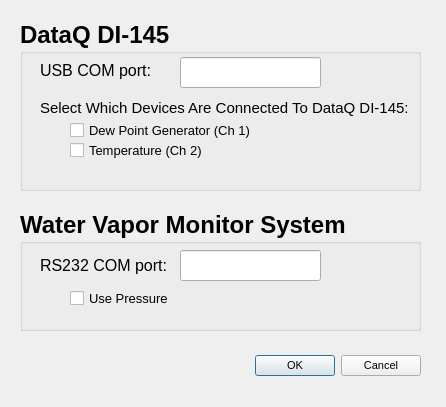
jbaviation/humidity_cart, file GUIs/setup_GUI.ui: the form before one commit.
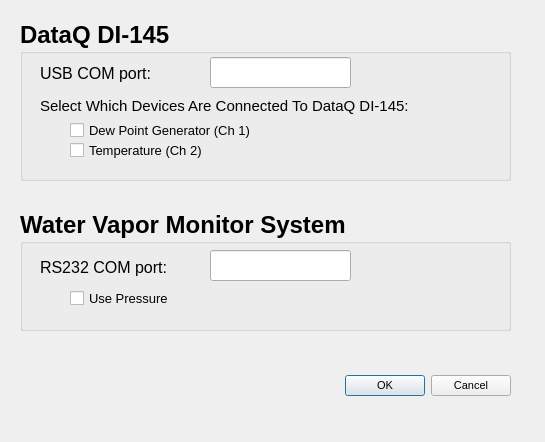
The form after the commit.

The edit to the form file:
```diff
--- a/GUIs/setup_GUI.ui
+++ b/GUIs/setup_GUI.ui
@@ -6,8 +6,8 @@
    <rect>
     <x>0</x>
     <y>0</y>
-    <width>446</width>
-    <height>407</height>
+    <width>545</width>
+    <height>442</height>
    </rect>
   </property>
   <property name="windowTitle">
@@ -16,8 +16,8 @@
   <widget class="QDialogButtonBox" name="buttonBox">
    <property name="geometry">
     <rect>
-     <x>80</x>
-     <y>350</y>
+     <x>170</x>
+     <y>370</y>
      <width>341</width>
      <height>32</height>
     </rect>
@@ -39,8 +39,8 @@
     <rect>
      <x>20</x>
      <y>20</y>
-     <width>401</width>
-     <height>171</height>
+     <width>491</width>
+     <height>161</height>
     </rect>
    </property>
    <property name="font">
@@ -57,9 +57,9 @@
     <property name="geometry">
      <rect>
       <x>20</x>
-      <y>80</y>
-      <width>381</width>
-      <height>16</height>
+      <y>75</y>
+      <width>471</width>
+      <height>21</height>
      </rect>
     </property>
     <property name="font">
@@ -78,7 +78,7 @@
      <rect>
       <x>50</x>
       <y>120</y>
-      <width>141</width>
+      <width>441</width>
       <height>20</height>
      </rect>
     </property>
@@ -98,7 +98,7 @@
      <rect>
       <x>50</x>
       <y>100</y>
-      <width>211</width>
+      <width>441</width>
       <height>20</height>
      </rect>
     </property>
@@ -117,9 +117,9 @@
     <property name="geometry">
      <rect>
       <x>20</x>
-      <y>40</y>
-      <width>121</width>
-      <height>21</height>
+      <y>38</y>
+      <width>171</width>
+      <height>31</height>
      </rect>
     </property>
     <property name="font">
@@ -136,7 +136,7 @@
    <widget class="QLineEdit" name="lineLC">
     <property name="geometry">
      <rect>
-      <x>160</x>
+      <x>190</x>
       <y>37</y>
       <width>141</width>
       <height>31</height>
@@ -162,7 +162,7 @@
     <rect>
      <x>20</x>
      <y>210</y>
-     <width>401</width>
+     <width>491</width>
      <height>121</height>
     </rect>
    </property>
@@ -181,7 +181,7 @@
      <rect>
       <x>50</x>
       <y>80</y>
-      <width>111</width>
+      <width>181</width>
       <height>17</height>
      </rect>
     </property>
@@ -200,9 +200,9 @@
     <property name="geometry">
      <rect>
       <x>20</x>
-      <y>40</y>
-      <width>141</width>
-      <height>31</height>
+      <y>37</y>
+      <width>171</width>
+      <height>41</height>
      </rect>
     </property>
     <property name="font">
@@ -219,7 +219,7 @@
    <widget class="QLineEdit" name="lineWVSS">
     <property name="geometry">
      <rect>
-      <x>160</x>
+      <x>190</x>
       <y>40</y>
       <width>141</width>
       <height>31</height>
```
Left out of the diff: 2 changed lines with no effect on the pictures.
